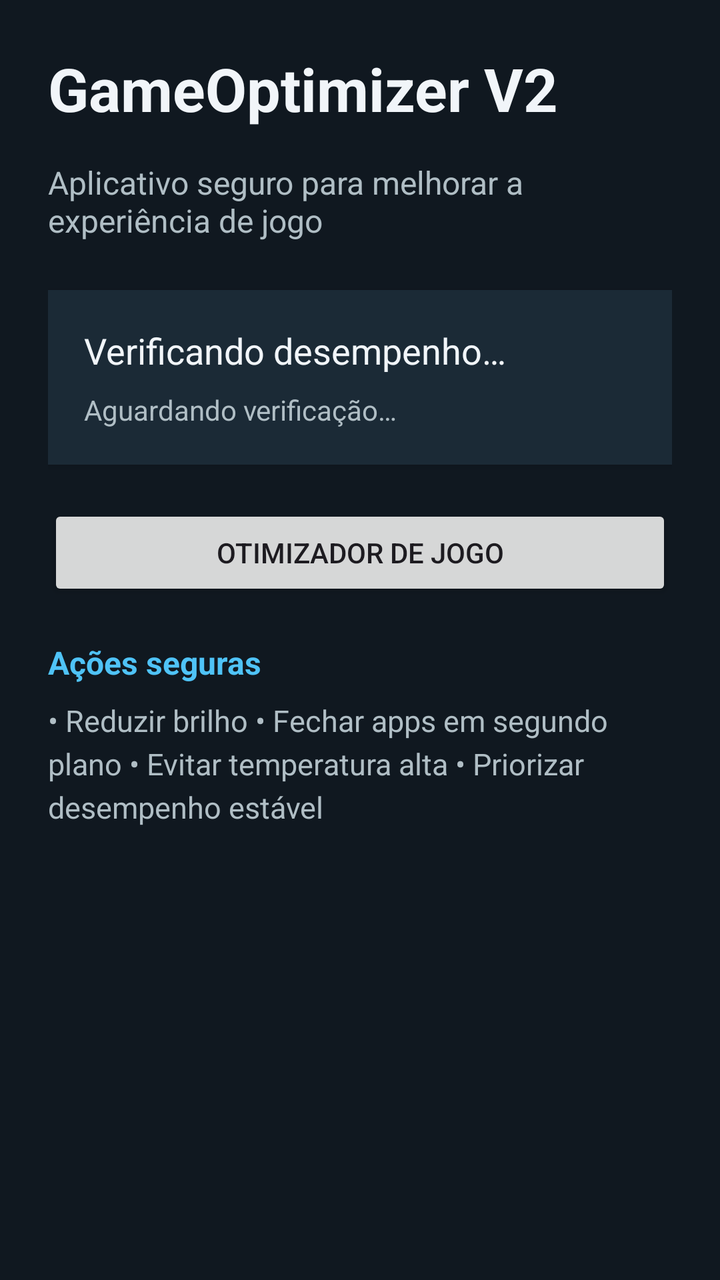
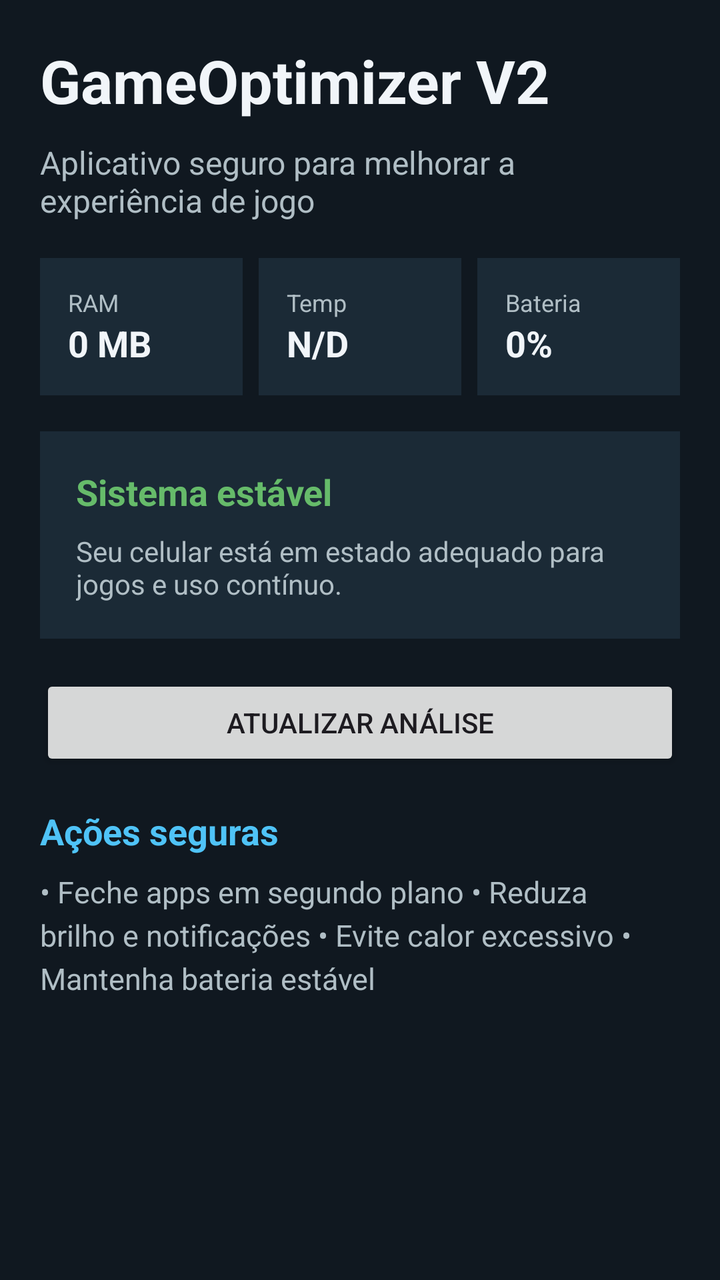

Before-and-after screenshots of an Android layout around one commit, followed by the original layout XML and the change that was made.
<!-- AndroidManifest.xml: application theme Theme.GameOptimizerV2 -->
<!-- res/layout/activity_main.xml -->
<?xml version="1.0" encoding="utf-8"?>
<LinearLayout xmlns:android="http://schemas.android.com/apk/res/android"
    android:layout_width="match_parent"
    android:layout_height="match_parent"
    android:background="@color/bg_dark"
    android:orientation="vertical"
    android:padding="24dp">

    <TextView
        android:id="@+id/titleText"
        android:layout_width="match_parent"
        android:layout_height="wrap_content"
        android:text="GameOptimizer V2"
        android:textColor="@color/text_primary"
        android:textSize="30sp"
        android:textStyle="bold"
        android:layout_marginBottom="16dp" />

    <TextView
        android:id="@+id/subtitleText"
        android:layout_width="match_parent"
        android:layout_height="wrap_content"
        android:text="@string/safe_app"
        android:textColor="@color/text_secondary"
        android:textSize="16sp"
        android:layout_marginBottom="24dp" />

    <LinearLayout
        android:layout_width="match_parent"
        android:layout_height="wrap_content"
        android:background="@color/panel_dark"
        android:orientation="vertical"
        android:padding="18dp"
        android:layout_marginBottom="20dp"
        android:elevation="2dp">

        <TextView
            android:id="@+id/statusText"
            android:layout_width="match_parent"
            android:layout_height="wrap_content"
            android:text="@string/status_checking"
            android:textColor="@color/text_primary"
            android:textSize="18sp"
            android:layout_marginBottom="8dp" />

        <TextView
            android:id="@+id/summaryText"
            android:layout_width="match_parent"
            android:layout_height="wrap_content"
            android:text="Aguardando verificação…"
            android:textColor="@color/text_secondary"
            android:textSize="14sp" />
    </LinearLayout>

    <Button
        android:id="@+id/optimizeButton"
        android:layout_width="match_parent"
        android:layout_height="wrap_content"
        android:text="@string/optimize_game"
        android:layout_marginBottom="20dp" />

    <TextView
        android:id="@+id/safeActionsTitle"
        android:layout_width="match_parent"
        android:layout_height="wrap_content"
        android:text="@string/safe_actions"
        android:textColor="@color/accent_blue"
        android:textStyle="bold"
        android:textSize="16sp"
        android:layout_marginBottom="8dp" />

    <TextView
        android:id="@+id/tipsText"
        android:layout_width="match_parent"
        android:layout_height="wrap_content"
        android:text="• Reduzir brilho
• Fechar apps em segundo plano
• Evitar temperatura alta
• Priorizar desempenho estável"
        android:textColor="@color/text_secondary"
        android:textSize="15sp"
        android:lineSpacingExtra="4dp" />

</LinearLayout>
<!-- resources referenced by this layout -->
<resources>
  <color name="accent_blue">#4FC3F7</color>
  <color name="bg_dark">#101820</color>
  <color name="panel_dark">#1B2A36</color>
  <color name="text_primary">#F1F5F9</color>
  <color name="text_secondary">#B0BEC5</color>
  <string name="optimize_game">Otimizador de jogo</string>
  <string name="safe_actions">Ações seguras</string>
  <string name="safe_app">Aplicativo seguro para melhorar a experiência de jogo</string>
  <string name="status_checking">Verificando desempenho…</string>
  <style name="Theme.GameOptimizerV2" parent="Theme.Material3.DayNight.NoActionBar">
          <item name="colorPrimary">@color/accent_blue</item>
          <item name="colorPrimaryVariant">@color/accent_blue</item>
          <item name="colorSecondary">@color/accent_green</item>
          <item name="android:statusBarColor">@android:color/transparent</item>
          <item name="android:navigationBarColor">@color/bg_dark</item>
          <item name="android:windowBackground">@color/bg_dark</item>
      </style>
  <color name="accent_green">#66BB6A</color>
</resources>

<!-- the commit's change to res/layout/activity_main.xml (unified diff, before → after) -->
@@ -4,7 +4,7 @@
     android:layout_height="match_parent"
     android:background="@color/bg_dark"
     android:orientation="vertical"
-    android:padding="24dp">
+    android:padding="20dp">
 
     <TextView
         android:id="@+id/titleText"
@@ -14,7 +14,7 @@
         android:textColor="@color/text_primary"
         android:textSize="30sp"
         android:textStyle="bold"
-        android:layout_marginBottom="16dp" />
+        android:layout_marginBottom="10dp" />
 
     <TextView
         android:id="@+id/subtitleText"
@@ -23,7 +23,92 @@
         android:text="@string/safe_app"
         android:textColor="@color/text_secondary"
         android:textSize="16sp"
-        android:layout_marginBottom="24dp" />
+        android:layout_marginBottom="18dp" />
+
+    <LinearLayout
+        android:layout_width="match_parent"
+        android:layout_height="wrap_content"
+        android:orientation="horizontal"
+        android:weightSum="3"
+        android:layout_marginBottom="18dp">
+
+        <LinearLayout
+            android:layout_width="0dp"
+            android:layout_height="wrap_content"
+            android:layout_weight="1"
+            android:orientation="vertical"
+            android:background="@color/panel_dark"
+            android:padding="14dp"
+            android:layout_marginEnd="8dp">
+
+            <TextView
+                android:layout_width="wrap_content"
+                android:layout_height="wrap_content"
+                android:text="RAM"
+                android:textColor="@color/text_secondary"
+                android:textSize="12sp" />
+
+            <TextView
+                android:id="@+id/ramValue"
+                android:layout_width="wrap_content"
+                android:layout_height="wrap_content"
+                android:text="0 MB"
+                android:textColor="@color/text_primary"
+                android:textSize="18sp"
+                android:textStyle="bold" />
+        </LinearLayout>
+
+        <LinearLayout
+            android:layout_width="0dp"
+            android:layout_height="wrap_content"
+            android:layout_weight="1"
+            android:orientation="vertical"
+            android:background="@color/panel_dark"
+            android:padding="14dp"
+            android:layout_marginEnd="8dp">
+
+            <TextView
+                android:layout_width="wrap_content"
+                android:layout_height="wrap_content"
+                android:text="Temp"
+                android:textColor="@color/text_secondary"
+                android:textSize="12sp" />
+
+            <TextView
+                android:id="@+id/temperatureValue"
+                android:layout_width="wrap_content"
+                android:layout_height="wrap_content"
+                android:text="N/D"
+                android:textColor="@color/text_primary"
+                android:textSize="18sp"
+                android:textStyle="bold" />
+        </LinearLayout>
+
+        <LinearLayout
+            android:layout_width="0dp"
+            android:layout_height="wrap_content"
+            android:layout_weight="1"
+            android:orientation="vertical"
+            android:background="@color/panel_dark"
+            android:padding="14dp">
+
+            <TextView
+                android:layout_width="wrap_content"
+                android:layout_height="wrap_content"
+                android:text="Bateria"
+                android:textColor="@color/text_secondary"
+                android:textSize="12sp" />
+
+            <TextView
+                android:id="@+id/batteryValue"
+                android:layout_width="wrap_content"
+                android:layout_height="wrap_content"
+                android:text="0%"
+                android:textColor="@color/text_primary"
+                android:textSize="18sp"
+                android:textStyle="bold" />
+        </LinearLayout>
+    </LinearLayout>
 
     <LinearLayout
         android:layout_width="match_parent"
@@ -31,23 +116,23 @@
         android:background="@color/panel_dark"
         android:orientation="vertical"
         android:padding="18dp"
-        android:layout_marginBottom="20dp"
-        android:elevation="2dp">
+        android:layout_marginBottom="18dp">
 
         <TextView
             android:id="@+id/statusText"
             android:layout_width="match_parent"
             android:layout_height="wrap_content"
-            android:text="@string/status_checking"
-            android:textColor="@color/text_primary"
+            android:text="Sistema estável"
+            android:textColor="@color/accent_green"
             android:textSize="18sp"
+            android:textStyle="bold"
             android:layout_marginBottom="8dp" />
 
         <TextView
             android:id="@+id/summaryText"
             android:layout_width="match_parent"
             android:layout_height="wrap_content"
-            android:text="Aguardando verificação…"
+            android:text="Seu celular está em estado adequado para jogos e uso contínuo."
             android:textColor="@color/text_secondary"
             android:textSize="14sp" />
     </LinearLayout>
@@ -57,7 +142,7 @@
         android:layout_width="match_parent"
         android:layout_height="wrap_content"
         android:text="@string/optimize_game"
-        android:layout_marginBottom="20dp" />
+        android:layout_marginBottom="18dp" />
 
     <TextView
         android:id="@+id/safeActionsTitle"
@@ -66,19 +151,19 @@
         android:text="@string/safe_actions"
         android:textColor="@color/accent_blue"
         android:textStyle="bold"
-        android:textSize="16sp"
+        android:textSize="18sp"
         android:layout_marginBottom="8dp" />
 
     <TextView
         android:id="@+id/tipsText"
         android:layout_width="match_parent"
         android:layout_height="wrap_content"
-        android:text="• Reduzir brilho
-• Fechar apps em segundo plano
-• Evitar temperatura alta
-• Priorizar desempenho estável"
         android:textColor="@color/text_secondary"
         android:textSize="15sp"
-        android:lineSpacingExtra="4dp" />
+        android:lineSpacingExtra="4dp"
+        android:text="• Feche apps em segundo plano
+• Reduza brilho e notificações
+• Evite calor excessivo
+• Mantenha bateria estável" />
 
 </LinearLayout>
<!-- resource entries referenced after the edit -->
@@ -1,22 +1,21 @@
 <!-- resources referenced by this layout -->
 <resources>
   <color name="accent_blue">#4FC3F7</color>
+  <color name="accent_green">#66BB6A</color>
   <color name="bg_dark">#101820</color>
   <color name="panel_dark">#1B2A36</color>
   <color name="text_primary">#F1F5F9</color>
   <color name="text_secondary">#B0BEC5</color>
-  <string name="optimize_game">Otimizador de jogo</string>
+  <string name="optimize_game">Atualizar análise</string>
   <string name="safe_actions">Ações seguras</string>
   <string name="safe_app">Aplicativo seguro para melhorar a experiência de jogo</string>
-  <string name="status_checking">Verificando desempenho…</string>
   <style name="Theme.GameOptimizerV2" parent="Theme.Material3.DayNight.NoActionBar">
           <item name="colorPrimary">@color/accent_blue</item>
           <item name="colorPrimaryVariant">@color/accent_blue</item>
           <item name="colorSecondary">@color/accent_green</item>
-          <item name="android:statusBarColor">@android:color/transparent</item>
+          <item name="android:statusBarColor">@color/bg_dark</item>
           <item name="android:navigationBarColor">@color/bg_dark</item>
           <item name="android:windowBackground">@color/bg_dark</item>
       </style>
-  <color name="accent_green">#66BB6A</color>
 </resources>
 
